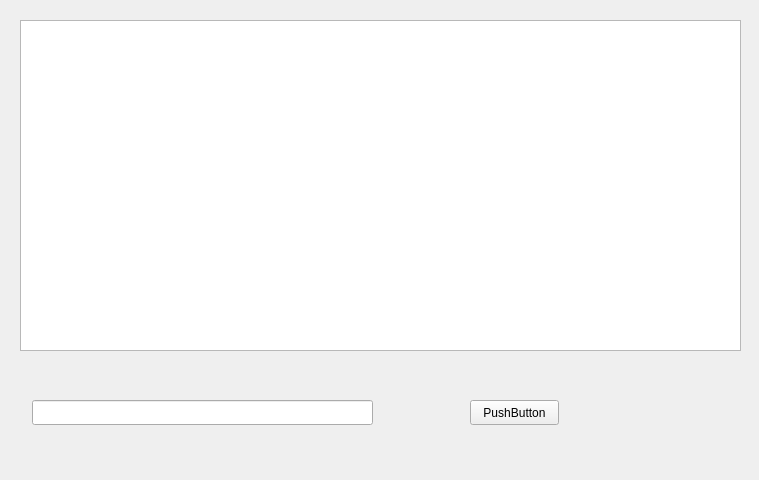
Before: the Qt Designer form MATFWars/testwindow.ui in Divljo31/MATFWars, drawn with Qt 5.
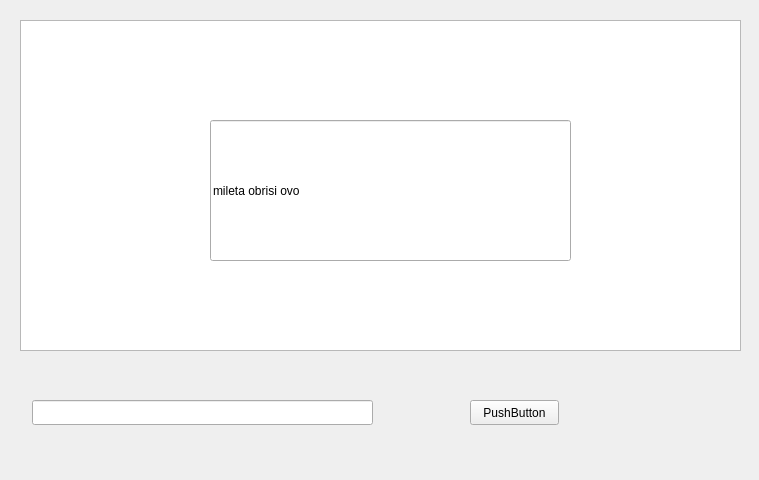
After: the same form once the commit is applied.

```diff
--- a/MATFWars/testwindow.ui
+++ b/MATFWars/testwindow.ui
@@ -46,6 +46,19 @@
     <string>PushButton</string>
    </property>
   </widget>
+  <widget class="QLineEdit" name="lineEdit">
+   <property name="geometry">
+    <rect>
+     <x>210</x>
+     <y>120</y>
+     <width>361</width>
+     <height>141</height>
+    </rect>
+   </property>
+   <property name="text">
+    <string>mileta obrisi ovo </string>
+   </property>
+  </widget>
  </widget>
  <resources/>
  <connections/>
```
